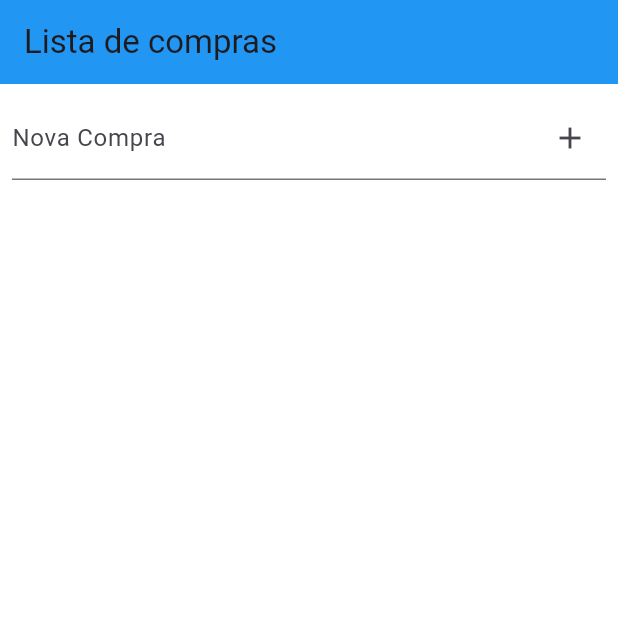
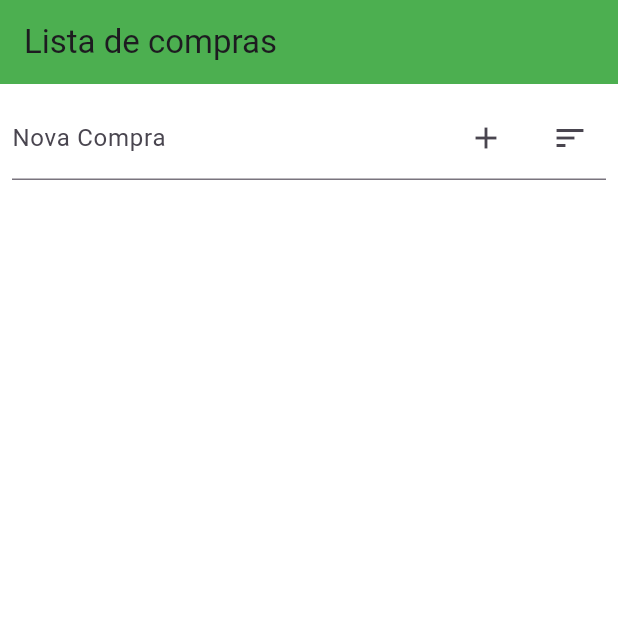
Before and after one commit to IgorOliverx/flutter.dev, a Flutter app: the screen it shows after launch, on a phone screen of 412 x 824 dp, the top half of it. Run offline on Flutter 3.47's test engine with Material 3 defaults, Android fonts, the phone set to English and light mode, and no system bars.

Commit message:
comitta y comitta

```diff
--- a/lista_de_compras/lista_de_compras/lib/ListaView.dart
+++ b/lista_de_compras/lista_de_compras/lib/ListaView.dart
@@ -10,7 +10,7 @@ class ListaView extends StatelessWidget {
     return Scaffold(
       appBar: AppBar(
         title: Text('Lista de compras'),
-        backgroundColor: Colors.blue,
+        backgroundColor: Colors.green,
       ),
       body: Column(
         children: [
@@ -20,14 +20,26 @@ class ListaView extends StatelessWidget {
               controller: _controller,
               decoration: InputDecoration(
                 labelText: 'Nova Compra',
-                suffixIcon: IconButton(
+                suffixIcon: Row(
+                  mainAxisSize: MainAxisSize.min,
+                  children: [
+                    IconButton(
                       onPressed: () {
                         Provider.of<ListaController>(context, listen: false)
                             .adicionarItem(_controller.text, context);
-                    //Limpar o campo de texto após adicionar tarefa
                         _controller.clear();
                       },
                       icon: Icon(Icons.add),
+                    ),
+                    SizedBox(width: 8.0), // Espaçamento entre ícones
+                    IconButton(
+                      onPressed: () {
+                        Provider.of<ListaController>(context, listen: false)
+                            .ordenarLista();
+                      },
+                      icon: Icon(Icons.sort),
+                    ),
+                  ],
                 ),
               ),
             ),
@@ -64,7 +76,7 @@ class ListaView extends StatelessWidget {
                           IconButton(
                             icon: Icon(Icons.clear),
                             onPressed: () {
-                              model.excluirCompra(index);
+                              model.excluirCompra(index, context);
                             },
                           ),
                         ],
@@ -85,8 +97,6 @@ class ListaView extends StatelessWidget {
       BuildContext context, ListaController model, int index) {
     TextEditingController _controller =
         TextEditingController(text: model.lista[index].descricao);
-
-//Em processo de desenvolvimento para passar isso para o controller
     showDialog(
       context: context,
       builder: (context) {
@@ -107,7 +117,7 @@ class ListaView extends StatelessWidget {
             ),
             TextButton(
               onPressed: () {
-                model.atualizarCompra(index, _controller.text);
+                model.atualizarCompra(index, _controller.text, context);
                 Navigator.of(context).pop();
               },
               child: Text('Salvar'),
```
Also changed, not shown: lista_de_compras/lista_de_compras/lib/ListaController.dart (+61 -14 lines), lista_de_compras/lista_de_compras/pubspec.lock. Lines whose indentation alone changed are shown as unchanged.
